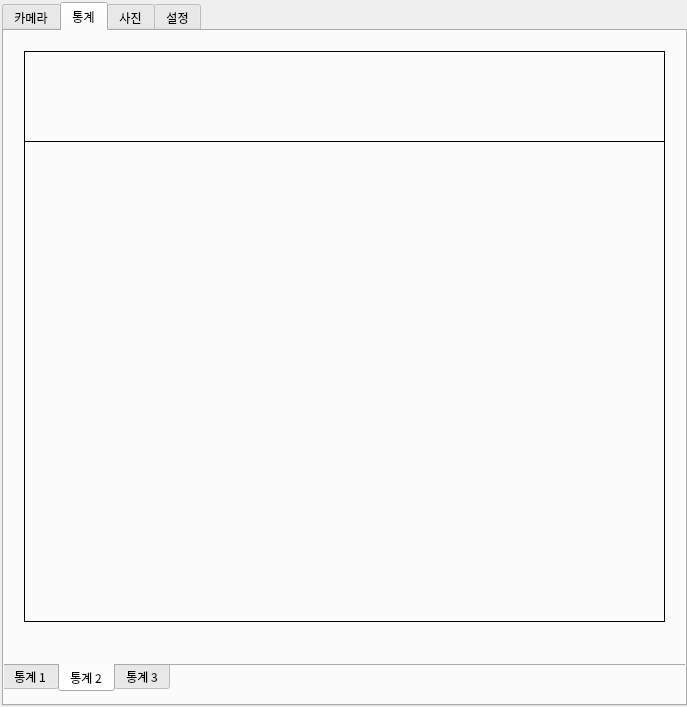
The window that dialog.ui (koyokr/ihunch-escape-client) describes before a commit, drawn with Qt 5.
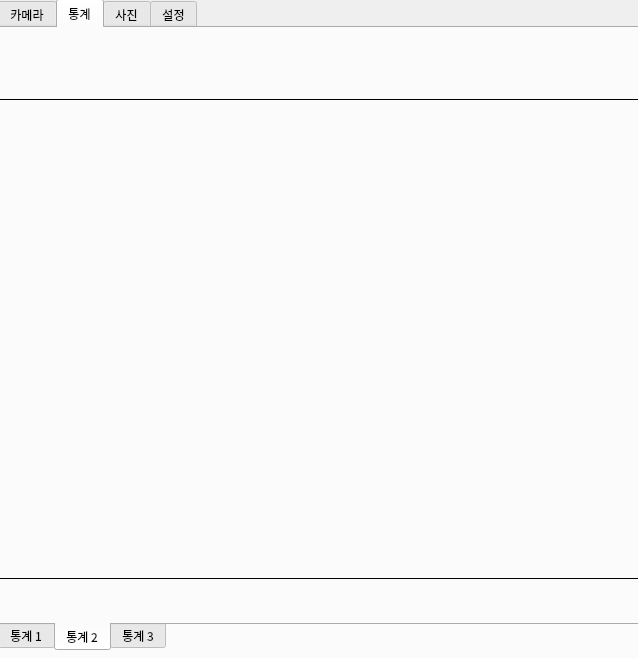
The same window after the commit. The open tabs and pages were chosen to show the change. Icons and pictures are not drawn.

```diff
--- a/dialog.ui
+++ b/dialog.ui
@@ -6,10 +6,22 @@
    <rect>
     <x>0</x>
     <y>0</y>
-    <width>687</width>
-    <height>707</height>
+    <width>638</width>
+    <height>658</height>
    </rect>
   </property>
+  <property name="minimumSize">
+   <size>
+    <width>0</width>
+    <height>0</height>
+   </size>
+  </property>
+  <property name="maximumSize">
+   <size>
+    <width>16777215</width>
+    <height>16777215</height>
+   </size>
+  </property>
   <property name="font">
    <font>
     <family>나눔바른고딕</family>
@@ -26,18 +38,36 @@
    <widget class="QTabWidget" name="tabWidget">
     <property name="geometry">
      <rect>
-      <x>2</x>
-      <y>2</y>
-      <width>685</width>
-      <height>704</height>
+      <x>-2</x>
+      <y>-1</y>
+      <width>644</width>
+      <height>662</height>
      </rect>
     </property>
+    <property name="minimumSize">
+     <size>
+      <width>0</width>
+      <height>0</height>
+     </size>
+    </property>
+    <property name="maximumSize">
+     <size>
+      <width>16777215</width>
+      <height>16777215</height>
+     </size>
+    </property>
+    <property name="autoFillBackground">
+     <bool>false</bool>
+    </property>
+    <property name="styleSheet">
+     <string notr="true"/>
+    </property>
     <property name="currentIndex">
      <number>0</number>
     </property>
     <property name="iconSize">
      <size>
-      <width>118</width>
+      <width>108</width>
       <height>30</height>
      </size>
     </property>
@@ -112,6 +142,9 @@
      </widget>
     </widget>
     <widget class="QWidget" name="statWidget">
+     <property name="styleSheet">
+      <string notr="true"/>
+     </property>
      <attribute name="icon">
       <iconset>
        <normaloff>resource/ratio_icon.png</normaloff>resource/ratio_icon.png</iconset>
@@ -124,25 +157,58 @@
        <rect>
         <x>-2</x>
         <y>-2</y>
-        <width>684</width>
-        <height>663</height>
+        <width>644</width>
+        <height>625</height>
        </rect>
       </property>
+      <property name="minimumSize">
+       <size>
+        <width>0</width>
+        <height>0</height>
+       </size>
+      </property>
+      <property name="maximumSize">
+       <size>
+        <width>16777215</width>
+        <height>16777215</height>
+       </size>
+      </property>
+      <property name="styleSheet">
+       <string notr="true"/>
+      </property>
       <property name="tabPosition">
        <enum>QTabWidget::South</enum>
       </property>
+      <property name="tabShape">
+       <enum>QTabWidget::Rounded</enum>
+      </property>
       <property name="currentIndex">
        <number>0</number>
       </property>
       <property name="iconSize">
        <size>
-        <width>168</width>
+        <width>154</width>
         <height>30</height>
        </size>
       </property>
+      <property name="elideMode">
+       <enum>Qt::ElideNone</enum>
+      </property>
       <property name="usesScrollButtons">
        <bool>false</bool>
       </property>
+      <property name="documentMode">
+       <bool>false</bool>
+      </property>
+      <property name="tabsClosable">
+       <bool>false</bool>
+      </property>
+      <property name="movable">
+       <bool>false</bool>
+      </property>
+      <property name="tabBarAutoHide">
+       <bool>false</bool>
+      </property>
       <widget class="QWidget" name="statWidget1">
        <attribute name="icon">
         <iconset>
@@ -189,10 +255,10 @@
        <widget class="QLabel" name="statStatusBar2">
         <property name="geometry">
          <rect>
-          <x>20</x>
-          <y>20</y>
-          <width>641</width>
-          <height>91</height>
+          <x>-1</x>
+          <y>-1</y>
+          <width>640</width>
+          <height>73</height>
          </rect>
         </property>
         <property name="frameShape">
@@ -202,12 +268,15 @@
        <widget class="QLabel" name="statImage2">
         <property name="geometry">
          <rect>
-          <x>20</x>
-          <y>110</y>
-          <width>641</width>
-          <height>481</height>
+          <x>-1</x>
+          <y>71</y>
+          <width>640</width>
+          <height>480</height>
          </rect>
         </property>
+        <property name="styleSheet">
+         <string notr="true"/>
+        </property>
         <property name="frameShape">
          <enum>QFrame::Panel</enum>
         </property>
```
Left out of the diff: 237 changed lines with no effect on the pictures.
